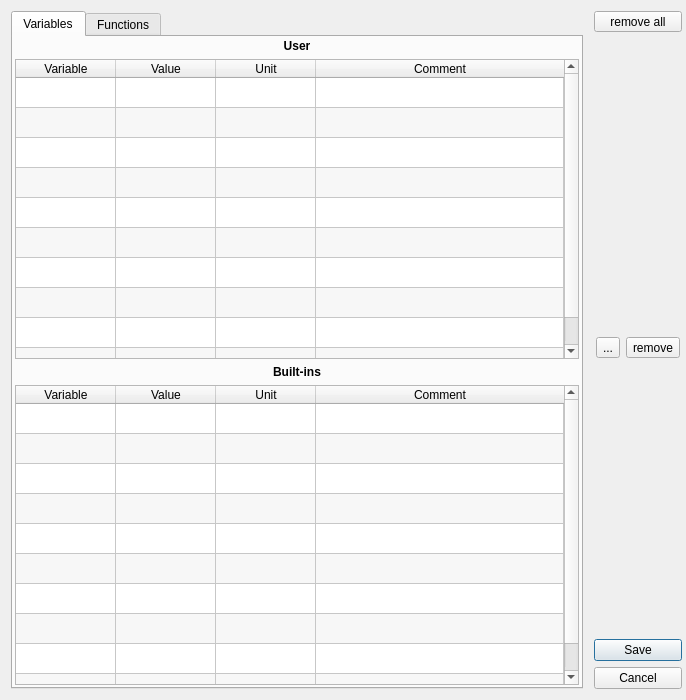
Qt form FalconCalcQt/VariablesFunctionsDialog.ui (solyoma/FalconCalc) before a commit.
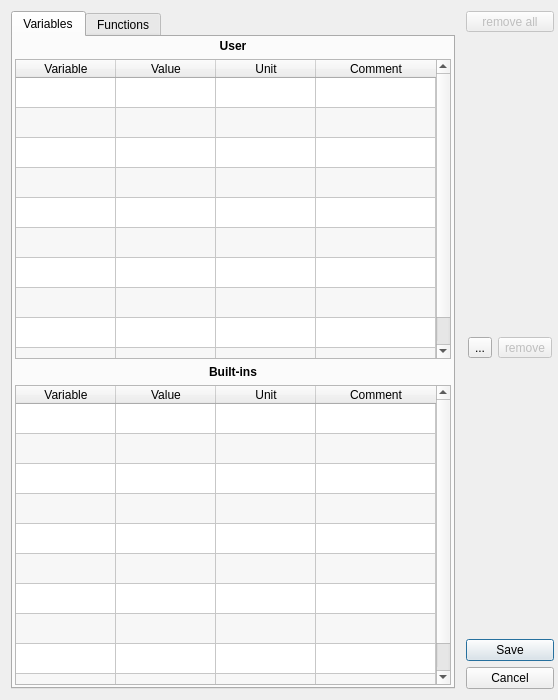
The same form after that commit. Icons and pictures are not drawn.

```diff
--- a/FalconCalcQt/VariablesFunctionsDialog.ui
+++ b/FalconCalcQt/VariablesFunctionsDialog.ui
@@ -6,7 +6,7 @@
    <rect>
     <x>0</x>
     <y>0</y>
-    <width>686</width>
+    <width>558</width>
     <height>700</height>
    </rect>
   </property>
@@ -405,6 +405,9 @@
         </property>
         <item>
          <widget class="QToolButton" name="btnRemoveAll">
+          <property name="enabled">
+           <bool>false</bool>
+          </property>
           <property name="sizePolicy">
            <sizepolicy hsizetype="Preferred" vsizetype="Preferred">
             <horstretch>0</horstretch>
@@ -464,6 +467,9 @@
            </property>
            <item>
             <widget class="QToolButton" name="btnAddRow">
+             <property name="enabled">
+              <bool>true</bool>
+             </property>
              <property name="text">
               <string>...</string>
              </property>
@@ -475,6 +481,9 @@
            </item>
            <item>
             <widget class="QToolButton" name="btnRemoveRow">
+             <property name="enabled">
+              <bool>false</bool>
+             </property>
              <property name="sizePolicy">
               <sizepolicy hsizetype="Fixed" vsizetype="Fixed">
                <horstretch>0</horstretch>
```
